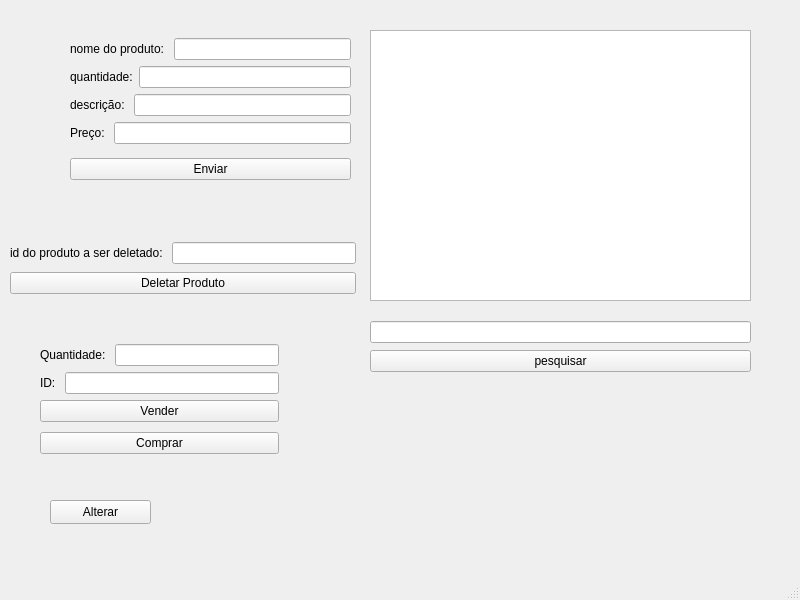
Before: the Qt Designer form mainwindow.ui in GabR36/QEstoqueLoja, drawn with Qt 5.
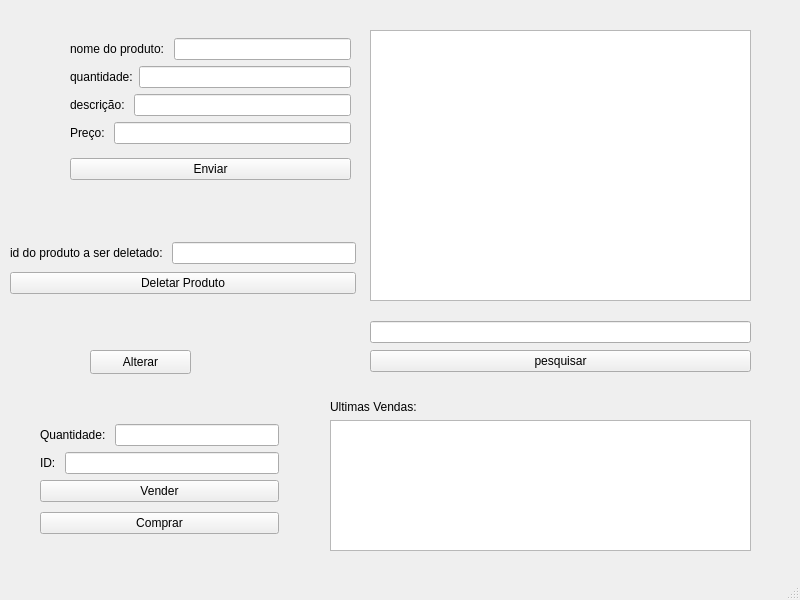
After: the same form once the commit is applied.

Commit message: historico vendas, resolvidos conflitos 2.

Diff of the .ui file:
```diff
--- a/mainwindow.ui
+++ b/mainwindow.ui
@@ -174,7 +174,7 @@
     <property name="geometry">
      <rect>
       <x>40</x>
-      <y>340</y>
+      <y>420</y>
       <width>239</width>
       <height>120</height>
      </rect>
@@ -231,8 +231,8 @@
    <widget class="QPushButton" name="Btn_Alterar">
     <property name="geometry">
      <rect>
-      <x>50</x>
-      <y>500</y>
+      <x>90</x>
+      <y>350</y>
       <width>101</width>
       <height>24</height>
      </rect>
@@ -241,6 +241,28 @@
      <string>Alterar</string>
     </property>
    </widget>
+   <widget class="QWidget" name="layoutWidget">
+    <property name="geometry">
+     <rect>
+      <x>330</x>
+      <y>400</y>
+      <width>421</width>
+      <height>151</height>
+     </rect>
+    </property>
+    <layout class="QVBoxLayout" name="verticalLayout_10">
+     <item>
+      <widget class="QLabel" name="label_7">
+       <property name="text">
+        <string>Ultimas Vendas:</string>
+       </property>
+      </widget>
+     </item>
+     <item>
+      <widget class="QTableView" name="tableViewVendas"/>
+     </item>
+    </layout>
+   </widget>
   </widget>
   <widget class="QMenuBar" name="menubar">
    <property name="geometry">
```
The commit also changes 6 other files.
